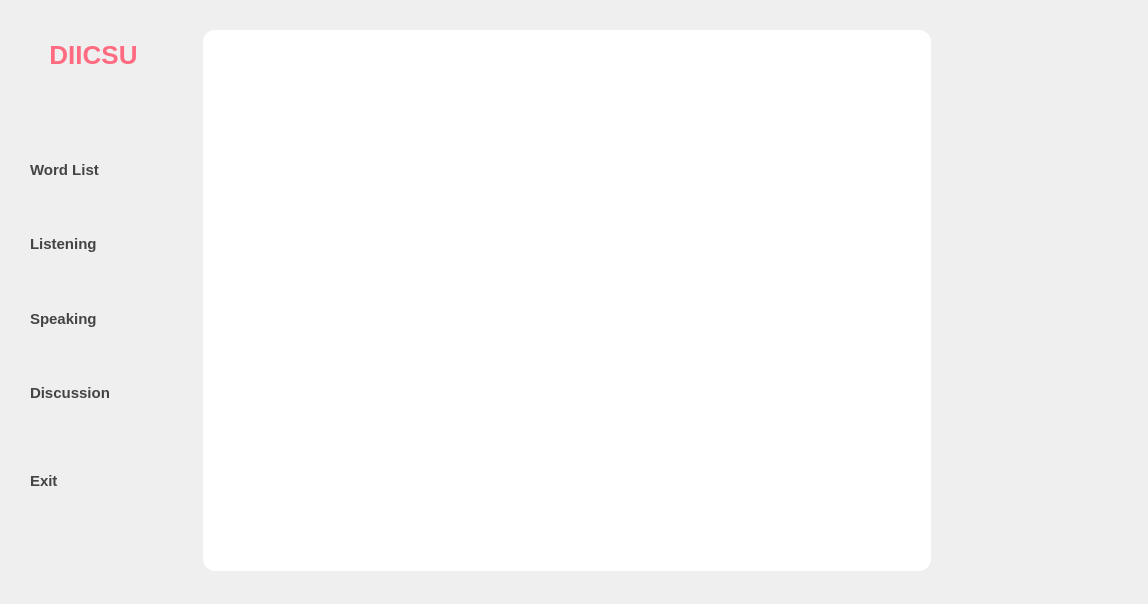
FrenchFries-101/frontend, file ui/mainPage.ui: the form before one commit.
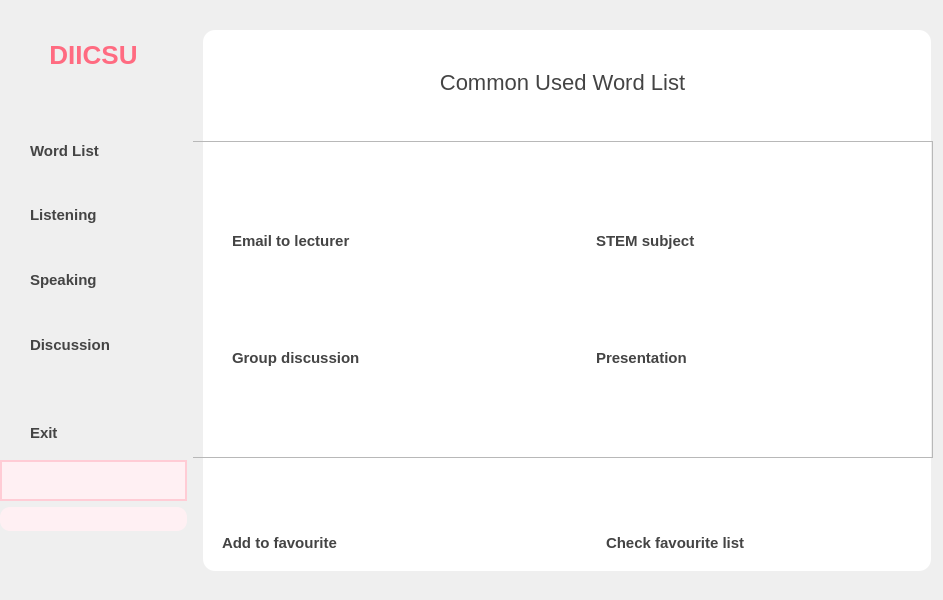
The form after the commit. The open tabs and pages were chosen to show the change. Icons and pictures are not drawn.

Diff of the .ui file:
```diff
--- a/ui/mainPage.ui
+++ b/ui/mainPage.ui
@@ -6,8 +6,8 @@
    <rect>
     <x>0</x>
     <y>0</y>
-    <width>1148</width>
-    <height>604</height>
+    <width>943</width>
+    <height>600</height>
    </rect>
   </property>
   <property name="windowTitle">
@@ -228,9 +228,38 @@
 
 QPushButton#Exit_button{
 	qproperty-icon:url(resources/icons/exit.png);
-	qproperty-iconSize:20px 20px;
+	qproperty-iconSize:20px,20px;
 }
-</string>
+
+QProgressBar {
+    border: none;
+    background-color: #f1f1f1;
+    border-radius: 6px;
+    text-align: center;
+}
+
+QProgressBar::chunk {
+    background-color: #ff6b81;   /* ✅ 粉色进度 */
+    border-radius: 6px;
+}
+
+QLabel#label_4 {
+    background-color: #fff0f3;      /* 淡粉背景 */
+    border-radius: 50px;            /* 圆形（要配合固定大小） */
+    border: 2px solid #ffccd5;      /* 柔和边框 */
+    padding: 6px;
+}
+
+QLabel#label_13 {
+    font-size: 14px;
+    font-weight: bold;
+    color: #ff6b81;
+
+    background-color: #fff0f3;
+    border-radius: 10px;
+
+    padding: 4px 10px;
+}</string>
   </property>
   <widget class="QWidget" name="horizontalLayoutWidget">
    <property name="geometry">
@@ -243,7 +272,7 @@
    </property>
    <layout class="QHBoxLayout" name="horizontalLayout" stretch="1,4">
     <item>
-     <layout class="QVBoxLayout" name="verticalLayout" stretch="2,2,2,1,2,1,2,1,0,0,2,3">
+     <layout class="QVBoxLayout" name="verticalLayout" stretch="2,2,2,1,2,1,2,1,0,0,2,0,0,3">
       <item>
        <widget class="QLabel" name="label">
         <property name="text">
@@ -364,6 +393,26 @@
         </property>
        </widget>
       </item>
+      <item>
+       <widget class="QLabel" name="label_4">
+        <property name="text">
+         <string/>
+        </property>
+        <property name="alignment">
+         <set>Qt::AlignmentFlag::AlignCenter</set>
+        </property>
+       </widget>
+      </item>
+      <item>
+       <widget class="QLabel" name="label_13">
+        <property name="text">
+         <string/>
+        </property>
+        <property name="alignment">
+         <set>Qt::AlignmentFlag::AlignCenter</set>
+        </property>
+       </widget>
+      </item>
       <item>
        <spacer name="verticalSpacer">
         <property name="orientation">
@@ -385,20 +434,121 @@
        <property name="geometry">
         <rect>
          <x>0</x>
-         <y>0</y>
-         <width>751</width>
-         <height>551</height>
+         <y>10</y>
+         <width>741</width>
+         <height>541</height>
         </rect>
        </property>
        <property name="currentIndex">
         <number>0</number>
        </property>
        <widget class="QWidget" name="Recite_page">
-        <layout class="QVBoxLayout" name="verticalLayout_10">
-         <item>
-          <layout class="QVBoxLayout" name="verticalLayout_2" stretch=""/>
-         </item>
-        </layout>
+        <widget class="QWidget" name="verticalLayoutWidget">
+         <property name="geometry">
+          <rect>
+           <x>-1</x>
+           <y>-1</y>
+           <width>741</width>
+           <height>541</height>
+          </rect>
+         </property>
+         <layout class="QVBoxLayout" name="verticalLayout_2" stretch="2,6,1,1">
+          <item>
+           <widget class="QLabel" name="label_2">
+            <property name="text">
+             <string>Common Used Word List</string>
+            </property>
+            <property name="alignment">
+             <set>Qt::AlignmentFlag::AlignCenter</set>
+            </property>
+           </widget>
+          </item>
+          <item>
+           <widget class="QFrame" name="frame_2">
+            <property name="frameShape">
+             <enum>QFrame::Shape::StyledPanel</enum>
+            </property>
+            <property name="frameShadow">
+             <enum>QFrame::Shadow::Raised</enum>
+            </property>
+            <layout class="QGridLayout" name="gridLayout">
+             <item row="0" column="0">
+              <widget class="QPushButton" name="pushButton">
+               <property name="text">
+                <string>Email to lecturer</string>
+               </property>
+              </widget>
+             </item>
+             <item row="0" column="1">
+              <widget class="QPushButton" name="pushButton_2">
+               <property name="text">
+                <string>STEM subject</string>
+               </property>
+              </widget>
+             </item>
+             <item row="1" column="0">
+              <widget class="QPushButton" name="pushButton_3">
+               <property name="text">
+                <string>Group discussion</string>
+               </property>
+              </widget>
+             </item>
+             <item row="1" column="1">
+              <widget class="QPushButton" name="pushButton_4">
+               <property name="text">
+                <string>Presentation</string>
+               </property>
+              </widget>
+             </item>
+            </layout>
+           </widget>
+          </item>
+          <item>
+           <spacer name="horizontalSpacer">
+            <property name="orientation">
+             <enum>Qt::Orientation::Horizontal</enum>
+            </property>
+            <property name="sizeHint" stdset="0">
+             <size>
+              <width>40</width>
+              <height>20</height>
+             </size>
+            </property>
+           </spacer>
+          </item>
+          <item>
+           <layout class="QHBoxLayout" name="horizontalLayout_2">
+            <item>
+             <widget class="QPushButton" name="pushButton_5">
+              <property name="text">
+               <string>Add to favourite</string>
+              </property>
+             </widget>
+            </item>
+            <item>
+             <spacer name="verticalSpacer_6">
+              <property name="orientation">
+               <enum>Qt::Orientation::Vertical</enum>
+              </property>
+              <property name="sizeHint" stdset="0">
+               <size>
+                <width>20</width>
+                <height>40</height>
+               </size>
+              </property>
+             </spacer>
+            </item>
+            <item>
+             <widget class="QPushButton" name="pushButton_6">
+              <property name="text">
+               <string>Check favourite list</string>
+              </property>
+             </widget>
+            </item>
+           </layout>
+          </item>
+         </layout>
+        </widget>
        </widget>
        <widget class="QWidget" name="favourite_page">
         <widget class="QWidget" name="verticalLayoutWidget_2">
@@ -889,18 +1039,19 @@
          </layout>
         </widget>
        </widget>
-       <widget class="QWidget" name="Profile_page">
-        <widget class="QLabel" name="label_4">
+       <widget class="QWidget" name="Profile_page"/>
+       <widget class="QWidget" name="discussion_page">
+        <widget class="QLabel" name="label_6">
          <property name="geometry">
           <rect>
-           <x>304</x>
+           <x>200</x>
            <y>240</y>
-           <width>91</width>
-           <height>20</height>
+           <width>111</width>
+           <height>16</height>
           </rect>
          </property>
          <property name="text">
-          <string>第三个界面</string>
+          <string>Discussion 界面</string>
          </property>
         </widget>
        </widget>
```
Left out of the diff: 30 changed lines with no effect on the pictures.
